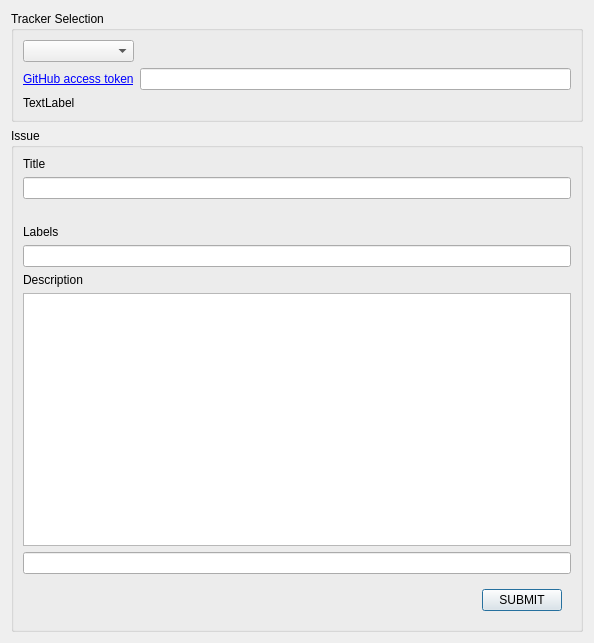
First picture: the form in main_widget.ui, repository lutraconsulting/qgis-report-plugin, before the edit.
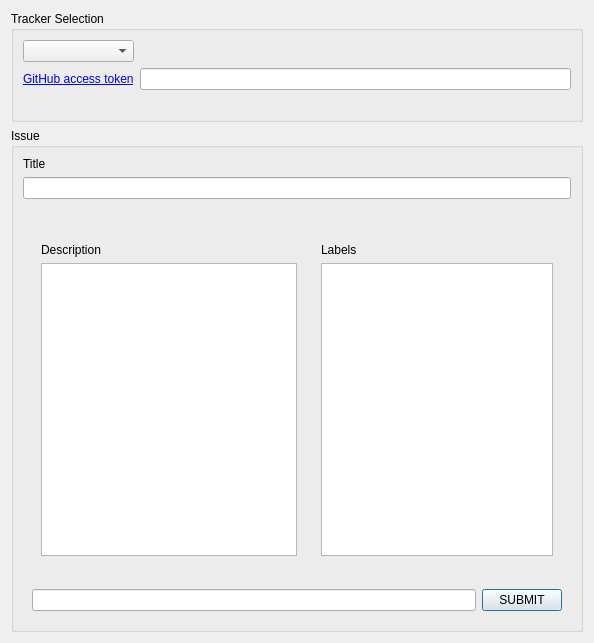
Second picture: the form after the edit.

```diff
--- a/main_widget.ui
+++ b/main_widget.ui
@@ -29,6 +29,13 @@
       <string>Tracker Selection</string>
      </property>
      <layout class="QGridLayout" name="gridLayout">
+      <item row="4" column="0">
+       <widget class="QLabel" name="TrackerErrorLabel">
+        <property name="text">
+         <string/>
+        </property>
+       </widget>
+      </item>
       <item row="2" column="0">
        <widget class="QComboBox" name="PluginChooser"/>
       </item>
@@ -68,13 +75,6 @@
         </property>
        </widget>
       </item>
-      <item row="4" column="0">
-       <widget class="QLabel" name="TrackerErrorLabel">
-        <property name="text">
-         <string>TextLabel</string>
-        </property>
-       </widget>
-      </item>
      </layout>
     </widget>
    </item>
@@ -83,7 +83,7 @@
      <property name="title">
       <string>Issue</string>
      </property>
-     <layout class="QVBoxLayout" name="verticalLayout">
+     <layout class="QVBoxLayout" name="verticalLayout_4">
       <item>
        <widget class="QLabel" name="TitleLabel">
         <property name="text">
@@ -102,47 +102,103 @@
        </widget>
       </item>
       <item>
-       <widget class="QLabel" name="LabelsLabel">
-        <property name="text">
-         <string>Labels</string>
+       <widget class="QWidget" name="widget_4" native="true">
+        <property name="sizePolicy">
+         <sizepolicy hsizetype="Preferred" vsizetype="Preferred">
+          <horstretch>0</horstretch>
+          <verstretch>0</verstretch>
+         </sizepolicy>
         </property>
+        <layout class="QHBoxLayout" name="horizontalLayout_2">
+         <item>
+          <widget class="QWidget" name="widget_2" native="true">
+           <property name="sizePolicy">
+            <sizepolicy hsizetype="Minimum" vsizetype="Preferred">
+             <horstretch>0</horstretch>
+             <verstretch>0</verstretch>
+            </sizepolicy>
+           </property>
+           <layout class="QVBoxLayout" name="verticalLayout_3">
+            <item>
+             <widget class="QLabel" name="DescriptionLabel">
+              <property name="text">
+               <string>Description</string>
+              </property>
+             </widget>
+            </item>
+            <item>
+             <widget class="QTextEdit" name="DescriptionTextEdit"/>
+            </item>
+           </layout>
+          </widget>
+         </item>
+         <item>
+          <widget class="QWidget" name="widget_3" native="true">
+           <property name="sizePolicy">
+            <sizepolicy hsizetype="Maximum" vsizetype="Preferred">
+             <horstretch>0</horstretch>
+             <verstretch>0</verstretch>
+            </sizepolicy>
+           </property>
+           <layout class="QVBoxLayout" name="verticalLayout">
+            <item>
+             <widget class="QLabel" name="LabelsLabel">
+              <property name="sizePolicy">
+               <sizepolicy hsizetype="Preferred" vsizetype="Maximum">
+                <horstretch>0</horstretch>
+                <verstretch>0</verstretch>
+               </sizepolicy>
+              </property>
+              <property name="text">
+               <string>Labels</string>
+              </property>
+             </widget>
+            </item>
+            <item>
+             <widget class="QListWidget" name="LabelsListWidget">
+              <property name="sizePolicy">
+               <sizepolicy hsizetype="Expanding" vsizetype="Preferred">
+                <horstretch>0</horstretch>
+                <verstretch>0</verstretch>
+               </sizepolicy>
+              </property>
+              <property name="alternatingRowColors">
+               <bool>true</bool>
+              </property>
+              <property name="selectionMode">
+               <enum>QAbstractItemView::MultiSelection</enum>
+              </property>
+              <property name="selectionBehavior">
+               <enum>QAbstractItemView::SelectItems</enum>
+              </property>
+              <property name="iconSize">
+               <size>
+                <width>15</width>
+                <height>15</height>
+               </size>
+              </property>
+              <property name="viewMode">
+               <enum>QListView::ListMode</enum>
+              </property>
+              <property name="selectionRectVisible">
+               <bool>false</bool>
+              </property>
+              <property name="sortingEnabled">
+               <bool>true</bool>
+              </property>
+             </widget>
+            </item>
+           </layout>
+          </widget>
+         </item>
+        </layout>
        </widget>
       </item>
-      <item>
-       <widget class="QLineEdit" name="LabelsLineEdit">
-        <property name="text">
-         <string/>
-        </property>
-       </widget>
-      </item>
-      <item>
-       <widget class="QLabel" name="DescriptionLabel">
-        <property name="text">
-         <string>Description</string>
-        </property>
-       </widget>
-      </item>
-      <item>
-       <widget class="QTextEdit" name="DescriptionTextEdit"/>
-      </item>
-      <item>
-       <widget class="QLineEdit" name="AdditionalInfoLineEdit"/>
-      </item>
       <item>
        <widget class="QWidget" name="widget" native="true">
         <layout class="QHBoxLayout" name="horizontalLayout">
          <item>
-          <spacer name="horizontalSpacer">
-           <property name="orientation">
-            <enum>Qt::Horizontal</enum>
-           </property>
-           <property name="sizeHint" stdset="0">
-            <size>
-             <width>40</width>
-             <height>20</height>
-            </size>
-           </property>
-          </spacer>
+          <widget class="QLineEdit" name="AdditionalInfoLineEdit"/>
          </item>
          <item>
           <widget class="QPushButton" name="SubmitButton">
```
